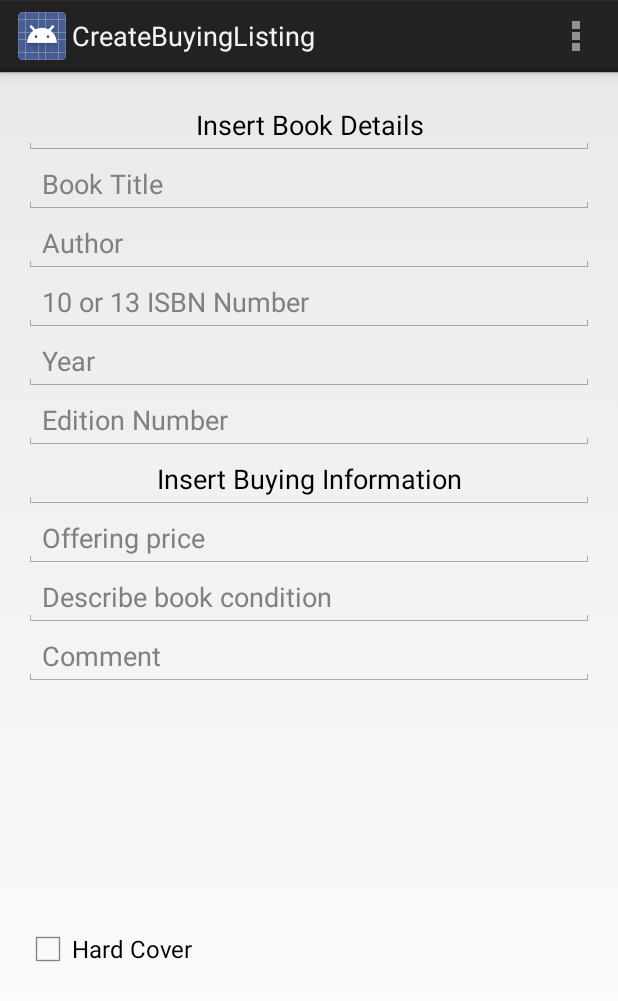
After one commit to ltindall/TBA, an Android app: the CreateBuyingListing screen opened directly, with no data from a screen before it, on a phone screen of 412 x 824 dp. The commit adds this screen. Shown: the top 1001 px of the screen. Run offline under Robolectric (Android 15) with nearby library versions, the phone set to English and light mode, and no system bars.

Commit message:
Buying Listing

```diff
--- /dev/null
+++ b/app/src/main/java/com/example/com/cse110/tba/CreateBuyingListing.java
@@ -0,0 +1,173 @@
+package com.example.com.cse110.tba;
+
+import android.app.Activity;
+import android.app.AlertDialog;
+import android.content.DialogInterface;
+import android.os.Bundle;
+import android.view.Menu;
+import android.view.MenuItem;
+import android.view.View;
+import android.widget.Button;
+import android.widget.CheckBox;
+import android.widget.EditText;
+import android.widget.Toast;
+
+import com.parse.ParseException;
+import com.parse.ParseObject;
+import com.parse.ParseUser;
+import com.parse.SaveCallback;
+
+
+public class CreateBuyingListing extends Activity {
+
+    // book information
+    protected EditText wBookTitle;
+    protected EditText wBookAuthor;
+    protected EditText wBookISBN;
+    protected EditText wBookYear;
+    protected EditText wBookEdition;
+
+    protected EditText wPrice;
+    protected EditText wCondition;
+    protected EditText wComment;
+    protected CheckBox wHardCover;
+
+    // button information
+    protected Button wCreateBuyingListingButton;
+
+    @Override
+    protected void onCreate(Bundle savedInstanceState) {
+        super.onCreate(savedInstanceState);
+        setContentView(R.layout.activity_create_buying_listing);
+
+        // initializing
+        wBookTitle = (EditText)findViewById(R.id.createListingBookTitle);
+        wBookAuthor = (EditText)findViewById(R.id.createListingBookAuthor);
+        wBookISBN = (EditText)findViewById(R.id.createListingISBNNumber);
+        wBookYear = (EditText)findViewById(R.id.createListingBookYear);
+        wBookEdition = (EditText)findViewById(R.id.createListingBookEdition);
+        wCreateBuyingListingButton = (Button)findViewById(R.id.createListingButton);
+
+        wPrice = (EditText)findViewById(R.id.createListingBookPrice);
+        wCondition = (EditText)findViewById(R.id.createListingBookCondition);
+        wComment = (EditText)findViewById(R.id.createListingBookComment);
+        wHardCover = (CheckBox)findViewById(R.id.createListingIsHardCover);
+
+
+        // create listener for the create button
+        wCreateBuyingListingButton.setOnClickListener(new View.OnClickListener() {
+            @Override
+            public void onClick(View view) {
+                // get all the book information and convert them into string
+                String bookTitle = wBookTitle.getText().toString().trim();
+                String bookAuthor = wBookAuthor.getText().toString().trim();
+
+                String stringBookISBN = wBookISBN.getText().toString().trim();
+                long bookISBN = Long.parseLong(stringBookISBN);
+
+                String stringBookYear = wBookYear.getText().toString().trim();
+                int bookYear = Integer.parseInt(stringBookYear);
+
+                String stringBookEdition = wBookYear.getText().toString().trim();
+                double bookEdition = Double.parseDouble(stringBookEdition);
+
+                String stringBookPrice = wBookYear.getText().toString().trim();
+                double bookPrice = Double.parseDouble(stringBookPrice);
+
+                String bookCondition = wCondition.getText().toString();
+                String bookComment = wComment.getText().toString();
+
+
+                // save it on parse as new Book object
+                ParseObject book = new ParseObject("CustomBook");
+                book.put("Title", bookTitle);
+                book.put("Author", bookAuthor);
+                book.put("ISBN", bookISBN);
+                book.put("Year", bookYear);
+                book.put("Edition", bookEdition);
+
+                // save it on parse as new Listing object
+                ParseUser currentUser = ParseUser.getCurrentUser();
+                String currentUserUsername = currentUser.getUsername();
+
+                ParseObject bookListing = new ParseObject("BuyListing");
+                bookListing.put("Book", book)
+                bookListing.put("Price", bookPrice);
+                bookListing.put("Condition", bookCondition);
+                bookListing.put("Comment", bookComment);
+                bookListing.put("User", currentUser.getEmail());
+
+                boolean checked = wHardCover.isChecked();
+                if (checked) {
+                    bookListing.put("HardCover", true);
+                }
+
+                else {
+                    bookListing.put("HardCover", false);
+                }
+
+                // save it
+                book.saveInBackground();
+                bookListing.saveInBackground(new SaveCallback() {
+                    @Override
+                    public void done(ParseException e) {
+                        if (e == null) {
+                            // successfully storing everything
+                            // create toast
+                            Toast.makeText(CreateBuyingListing.this, "Sucees Creating Listing", Toast.LENGTH_LONG.show());
+
+                            // bring user to the next page later (INTENT)
+                        }
+
+                        else {
+                            // there is problem in storing
+                            AlertDialog.Builder builder = new AlertDialog().Builder(CreateBuyingListing.this);
+                            builder.setMessage(e.getMessage());
+                            builder.setTitle("Ooops, something went wrong");
+                            builder.setPositiveButton("Ok", new DialogInterface.OnClickListener()) {
+                                public void onClick(DialogInterface dialogInterface, int i) {
+                                    // close the dialogue message
+                                    dialogInterface.dismiss();
+                                }
+                            }
+                            AlertDialog dialog = builder.create();
+                            dialog.show();
+                        }
+
+                    }
+                });
+
+
+
+
+            }
+        });
+
+
+
+
+
+    }
+
+    @Override
+    public boolean onCreateOptionsMenu(Menu menu) {
+        // Inflate the menu; this adds items to the action bar if it is present.
+        getMenuInflater().inflate(R.menu.menu_create_buying_listing, menu);
+        return true;
+    }
+
+    @Override
+    public boolean onOptionsItemSelected(MenuItem item) {
+        // Handle action bar item clicks here. The action bar will
+        // automatically handle clicks on the Home/Up button, so long
+        // as you specify a parent activity in AndroidManifest.xml.
+        int id = item.getItemId();
+
+        //noinspection SimplifiableIfStatement
+        if (id == R.id.action_settings) {
+            return true;
+        }
+
+        return super.onOptionsItemSelected(item);
+    }
+}
--- a/app/src/main/java/com/example/com/cse110/tba/UserSettings.java
+++ b/app/src/main/java/com/example/com/cse110/tba/UserSettings.java
@@ -91,6 +91,7 @@ public class UserSettings extends Activity implements  DBAsync
     @Override
     public void onBuyListingsLoad(List<ParseObject> buyListings) {
 
+
     }
 
     @Override
--- /dev/null
+++ b/app/src/main/res/layout/activity_create_buying_listing.xml
@@ -0,0 +1,109 @@
+<LinearLayout xmlns:android="http://schemas.android.com/apk/res/android"
+    xmlns:tools="http://schemas.android.com/tools" android:layout_width="match_parent"
+    android:layout_height="match_parent" android:paddingLeft="@dimen/activity_horizontal_margin"
+    android:paddingRight="@dimen/activity_horizontal_margin"
+    android:paddingTop="@dimen/activity_vertical_margin"
+    android:paddingBottom="@dimen/activity_vertical_margin"
+    android:orientation="vertical" >
+
+    <EditText
+        android:layout_width="match_parent"
+        android:layout_height="wrap_content"
+        android:text="Insert Book Details"
+        android:gravity="center_horizontal"
+        />
+
+    <EditText
+        android:layout_width="match_parent"
+        android:layout_height="wrap_content"
+        android:hint="Book Title"
+        android:id="@+id/createListingBookTitle"
+        android:inputType="textCapWords"
+        />
+
+    <EditText
+        android:layout_width="match_parent"
+        android:layout_height="wrap_content"
+        android:hint="Author"
+        android:id="@+id/createListingBookAuthor"
+        android:inputType="textCapWords"
+        />
+
+    <EditText
+        android:layout_width="match_parent"
+        android:layout_height="wrap_content"
+        android:hint="10 or 13 ISBN Number"
+        android:id="@+id/createListingISBNNumber"
+        android:inputType="phone"
+        />
+
+    <EditText
+        android:layout_width="match_parent"
+        android:layout_height="wrap_content"
+        android:hint="Year"
+        android:id="@+id/createListingBookYear"
+        android:inputType="phone"
+        />
+
+    <EditText
+        android:layout_width="match_parent"
+        android:layout_height="wrap_content"
+        android:hint="Edition Number"
+        android:id="@+id/createListingBookEdition"
+        android:inputType="phone"
+        />
+
+    <EditText
+        android:layout_width="match_parent"
+        android:layout_height="wrap_content"
+        android:text="Insert Buying Information"
+        android:gravity="center_horizontal"
+        />
+
+    <EditText
+        android:layout_width="match_parent"
+        android:layout_height="wrap_content"
+        android:hint="Offering price"
+        android:id="@+id/createListingBookPrice"
+        android:inputType="number|numberDecimal"
+        />
+
+    <EditText
+        android:layout_width="match_parent"
+        android:layout_height="wrap_content"
+        android:hint="Describe book condition"
+        android:id="@+id/createListingBookCondition"
+        />
+
+    <EditText
+        android:layout_width="match_parent"
+        android:layout_height="wrap_content"
+        android:hint="Comment"
+        android:id="@+id/createListingBookComment"
+        />
+
+    <CheckBox
+        android:layout_width="wrap_content"
+        android:layout_height="match_parent"
+        android:id="@+id/createListingIsHardCover"
+        android:text="Hard Cover"
+        android:onClick="onCheckboxClicked"
+        />
+
+
+    <Button
+        android:layout_width="match_parent"
+        android:layout_height="wrap_content"
+        android:id="@+id/createListingButton"
+        android:text="Create"
+        />
+
+
+
+
+
+
+
+
+
+</LinearLayout>
--- /dev/null
+++ b/app/src/main/res/menu/menu_create_buying_listing.xml
@@ -0,0 +1,6 @@
+<menu xmlns:android="http://schemas.android.com/apk/res/android"
+    xmlns:tools="http://schemas.android.com/tools"
+    tools:context="com.example.com.cse110.tba.CreateBuyingListing">
+    <item android:id="@+id/action_settings" android:title="@string/action_settings"
+        android:orderInCategory="100" android:showAsAction="never" />
+</menu>
--- /dev/null
+++ b/app/src/main/res/values-w820dp/dimens.xml
@@ -0,0 +1,6 @@
+<resources>
+    <!-- Example customization of dimensions originally defined in res/values/dimens.xml
+         (such as screen margins) for screens with more than 820dp of available width. This
+         would include 7" and 10" devices in landscape (~960dp and ~1280dp respectively). -->
+    <dimen name="activity_horizontal_margin">64dp</dimen>
+</resources>
--- a/app/src/main/res/values/strings.xml
+++ b/app/src/main/res/values/strings.xml
@@ -19,4 +19,5 @@
         <item>ISBN</item>
         <item>Order</item>
     </string-array>
+    <string name="title_activity_create_buying_listing">CreateBuyingListing</string>
 </resources>
```
Also changed, not shown: app/src/main/AndroidManifest.xml (+51 -35 lines), 3 other files.
